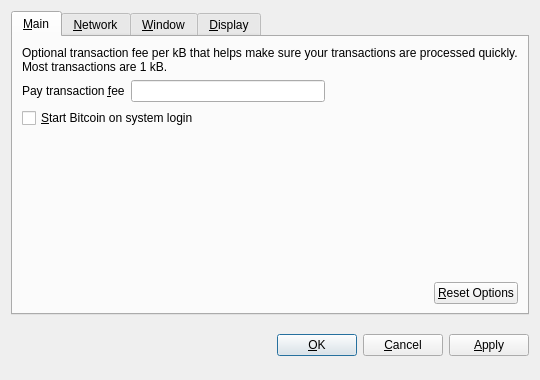
Old version of the form src/qt/forms/optionsdialog.ui in the repository raffermeko/bitcoin.
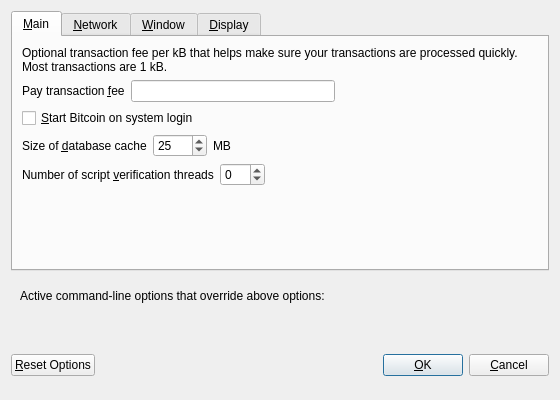
New version of the form. Custom widgets are drawn as their Qt base class.

Commit message: [Qt] massive options/settings rework (no core changes)

```diff
--- a/src/qt/forms/optionsdialog.ui
+++ b/src/qt/forms/optionsdialog.ui
@@ -6,8 +6,8 @@
    <rect>
     <x>0</x>
     <y>0</y>
-    <width>540</width>
-    <height>380</height>
+    <width>560</width>
+    <height>400</height>
    </rect>
   </property>
   <property name="windowTitle">
@@ -19,9 +19,6 @@
   <layout class="QVBoxLayout" name="verticalLayout">
    <item>
     <widget class="QTabWidget" name="tabWidget">
-     <property name="tabPosition">
-      <enum>QTabWidget::North</enum>
-     </property>
      <property name="currentIndex">
       <number>0</number>
      </property>
@@ -86,21 +83,44 @@
          </property>
         </widget>
        </item>
-       <item>
-        <spacer name="verticalSpacer_Main">
-         <property name="orientation">
-          <enum>Qt::Vertical</enum>
-         </property>
-         <property name="sizeHint" stdset="0">
-          <size>
-           <width>20</width>
-           <height>40</height>
-          </size>
-         </property>
-        </spacer>
-       </item>
        <item>
         <layout class="QHBoxLayout" name="horizontalLayout_2_Main">
+         <item>
+          <widget class="QLabel" name="databaseCacheLabel">
+           <property name="text">
+            <string>Size of &amp;database cache</string>
+           </property>
+           <property name="textFormat">
+            <enum>Qt::PlainText</enum>
+           </property>
+           <property name="buddy">
+            <cstring>databaseCache</cstring>
+           </property>
+          </widget>
+         </item>
+         <item>
+          <widget class="QSpinBox" name="databaseCache">
+           <property name="toolTip">
+            <string>Set database cache size in megabytes (default: 25)</string>
+           </property>
+           <property name="maximum">
+            <number>1024</number>
+           </property>
+           <property name="value">
+            <number>25</number>
+           </property>
+          </widget>
+         </item>
+         <item>
+          <widget class="QLabel" name="databaseCacheUnitLabel">
+           <property name="text">
+            <string>MB</string>
+           </property>
+           <property name="textFormat">
+            <enum>Qt::PlainText</enum>
+           </property>
+          </widget>
+         </item>
          <item>
           <spacer name="horizontalSpacer_2_Main">
            <property name="orientation">
@@ -114,21 +134,64 @@
            </property>
           </spacer>
          </item>
+        </layout>
+       </item>
+       <item>
+        <layout class="QHBoxLayout" name="horizontalLayout_3_Main">
          <item>
-          <widget class="QPushButton" name="resetButton">
-           <property name="toolTip">
-            <string>Reset all client options to default.</string>
-           </property>
+          <widget class="QLabel" name="threadsScriptVerifLabel">
            <property name="text">
-            <string>&amp;Reset Options</string>
+            <string>Number of script &amp;verification threads</string>
            </property>
-           <property name="autoDefault">
-            <bool>false</bool>
+           <property name="textFormat">
+            <enum>Qt::PlainText</enum>
            </property>
+           <property name="buddy">
+            <cstring>threadsScriptVerif</cstring>
+           </property>
           </widget>
          </item>
+         <item>
+          <widget class="QSpinBox" name="threadsScriptVerif">
+           <property name="toolTip">
+            <string>Set the number of script verification threads (up to 16, 0 = auto, &lt;0 = leave that many cores free, default: 0)</string>
+           </property>
+           <property name="minimum">
+            <number>-16</number>
+           </property>
+           <property name="maximum">
+            <number>16</number>
+           </property>
+          </widget>
+         </item>
+         <item>
+          <spacer name="horizontalSpacer_3_Main">
+           <property name="orientation">
+            <enum>Qt::Horizontal</enum>
+           </property>
+           <property name="sizeHint" stdset="0">
+            <size>
+             <width>40</width>
+             <height>20</height>
+            </size>
+           </property>
+          </spacer>
+         </item>
         </layout>
        </item>
+       <item>
+        <spacer name="verticalSpacer_Main">
+         <property name="orientation">
+          <enum>Qt::Vertical</enum>
+         </property>
+         <property name="sizeHint" stdset="0">
+          <size>
+           <width>20</width>
+           <height>40</height>
+          </size>
+         </property>
+        </spacer>
+       </item>
       </layout>
      </widget>
      <widget class="QWidget" name="tabNetwork">
@@ -149,15 +212,15 @@
        <item>
         <widget class="QCheckBox" name="connectSocks">
          <property name="toolTip">
-          <string>Connect to the Bitcoin network through a SOCKS proxy (e.g. when connecting through Tor).</string>
+          <string>Connect to the Bitcoin network through a SOCKS proxy.</string>
          </property>
          <property name="text">
-          <string>&amp;Connect through SOCKS proxy:</string>
+          <string>&amp;Connect through SOCKS proxy (default proxy):</string>
          </property>
         </widget>
        </item>
        <item>
-        <layout class="QHBoxLayout" name="horizontalLayout_Network">
+        <layout class="QHBoxLayout" name="horizontalLayout_1_Network">
          <item>
           <widget class="QLabel" name="proxyIpLabel">
            <property name="text">
@@ -173,6 +236,12 @@
          </item>
          <item>
           <widget class="QValidatedLineEdit" name="proxyIp">
+           <property name="minimumSize">
+            <size>
+             <width>140</width>
+             <height>0</height>
+            </size>
+           </property>
            <property name="maximumSize">
             <size>
              <width>140</width>
@@ -180,7 +249,7 @@
             </size>
            </property>
            <property name="toolTip">
-            <string>IP address of the proxy (e.g. 127.0.0.1)</string>
+            <string>IP address of the proxy (e.g. IPv4: 127.0.0.1 / IPv6: ::1)</string>
            </property>
           </widget>
          </item>
@@ -199,6 +268,12 @@
          </item>
          <item>
           <widget class="QLineEdit" name="proxyPort">
+           <property name="minimumSize">
+            <size>
+             <width>55</width>
+             <height>0</height>
+            </size>
+           </property>
            <property name="maximumSize">
             <size>
              <width>55</width>
@@ -231,7 +306,7 @@
           </widget>
          </item>
          <item>
-          <spacer name="horizontalSpacer_Network">
+          <spacer name="horizontalSpacer_1_Network">
            <property name="orientation">
             <enum>Qt::Horizontal</enum>
            </property>
@@ -390,8 +465,67 @@
      </widget>
     </widget>
    </item>
+   <item>
+    <widget class="QFrame" name="frame">
+     <layout class="QVBoxLayout" name="verticalLayout_Bottom">
+      <item>
+       <layout class="QHBoxLayout" name="horizontalLayout_Bottom">
+        <item>
+         <widget class="QLabel" name="overriddenByCommandLineInfoLabel">
+          <property name="text">
+           <string>Active command-line options that override above options: </string>
+          </property>
+          <property name="textFormat">
+           <enum>Qt::PlainText</enum>
+          </property>
+         </widget>
+        </item>
+        <item>
+         <spacer name="horizontalSpacer_Bottom">
+          <property name="orientation">
+           <enum>Qt::Horizontal</enum>
+          </property>
+          <property name="sizeHint" stdset="0">
+           <size>
+            <width>40</width>
+            <height>20</height>
+           </size>
+          </property>
+         </spacer>
+        </item>
+       </layout>
+      </item>
+      <item>
+       <widget class="QLabel" name="overriddenByCommandLineLabel">
+        <property name="text">
+         <string/>
+        </property>
+        <property name="textFormat">
+         <enum>Qt::PlainText</enum>
+        </property>
+        <property name="wordWrap">
+         <bool>true</bool>
+        </property>
+       </widget>
+      </item>
+     </layout>
+    </widget>
+   </item>
    <item>
     <layout class="QHBoxLayout" name="horizontalLayout_Buttons">
+     <item>
+      <widget class="QPushButton" name="resetButton">
+       <property name="toolTip">
+        <string>Reset all client options to default.</string>
+       </property>
+       <property name="text">
+        <string>&amp;Reset Options</string>
+       </property>
+       <property name="autoDefault">
+        <bool>false</bool>
+       </property>
+      </widget>
+     </item>
      <item>
       <spacer name="horizontalSpacer_1">
        <property name="orientation">
@@ -407,6 +541,12 @@
      </item>
      <item>
       <widget class="QLabel" name="statusLabel">
+       <property name="minimumSize">
+        <size>
+         <width>200</width>
+         <height>0</height>
+        </size>
+       </property>
        <property name="font">
         <font>
          <weight>75</weight>
@@ -454,16 +594,6 @@
        </property>
       </widget>
      </item>
-     <item>
-      <widget class="QPushButton" name="applyButton">
-       <property name="text">
-        <string>&amp;Apply</string>
-       </property>
-       <property name="autoDefault">
-        <bool>false</bool>
-       </property>
-      </widget>
-     </item>
     </layout>
    </item>
   </layout>
@@ -473,17 +603,18 @@
    <class>BitcoinAmountField</class>
    <extends>QLineEdit</extends>
    <header>bitcoinamountfield.h</header>
+   <container>1</container>
+  </customwidget>
+  <customwidget>
+   <class>QValidatedLineEdit</class>
+   <extends>QLineEdit</extends>
+   <header>qvalidatedlineedit.h</header>
   </customwidget>
   <customwidget>
    <class>QValueComboBox</class>
    <extends>QComboBox</extends>
    <header>qvaluecombobox.h</header>
   </customwidget>
-  <customwidget>
-   <class>QValidatedLineEdit</class>
-   <extends>QLineEdit</extends>
-   <header>qvalidatedlineedit.h</header>
-  </customwidget>
  </customwidgets>
  <resources/>
  <connections/>
```
The commit also changes 4 other files.
